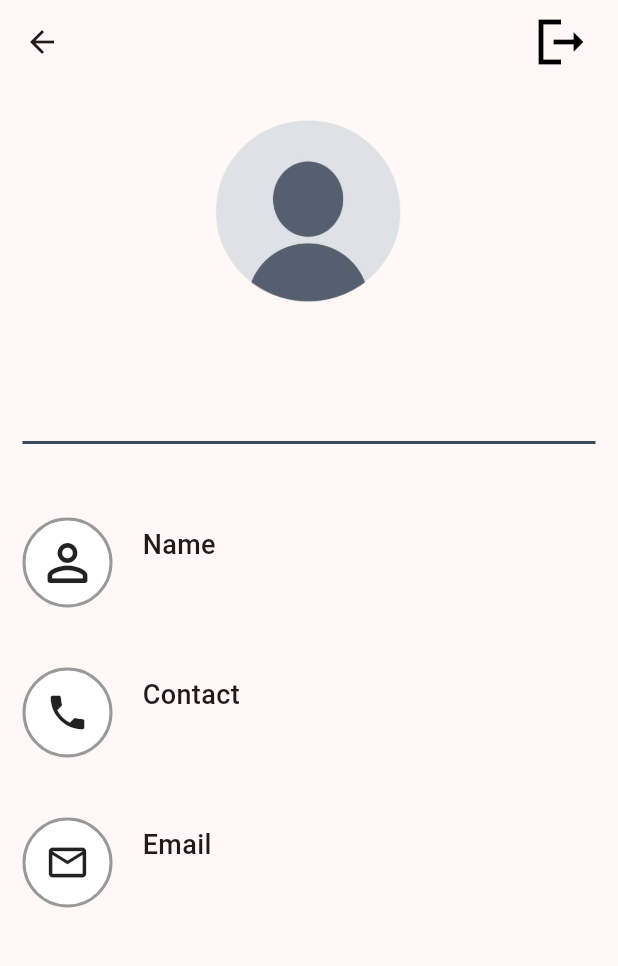
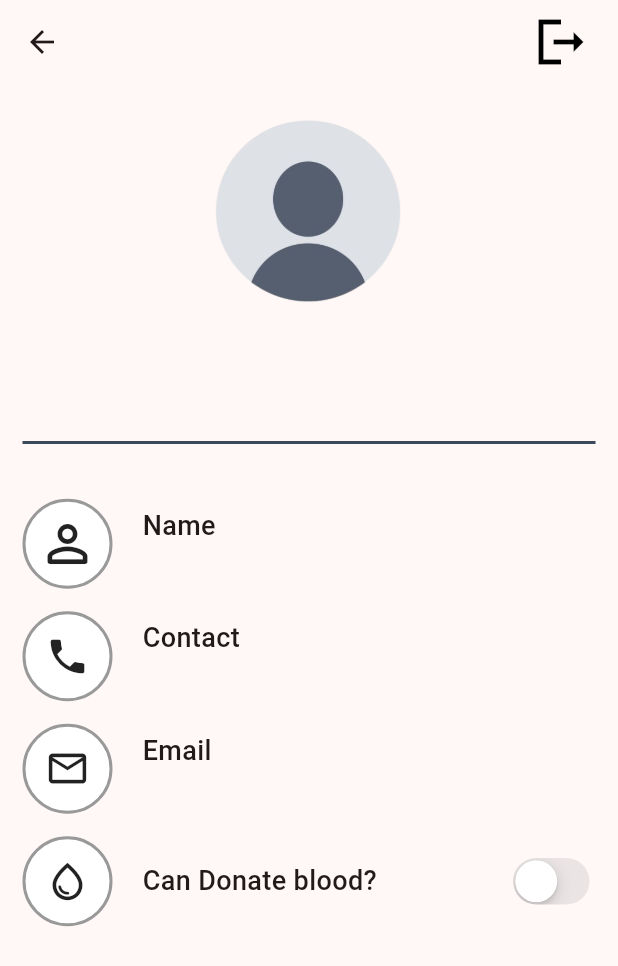
Before and after one commit to rohitbaing08/Bloodbank-Android, a Flutter app: the ProfileView screen opened directly, on a phone screen of 412 x 824 dp. Shown: the top 966 px of the screen. Run offline on Flutter 3.47's test engine with Material 3 defaults, Android fonts, the phone set to English and light mode, and no system bars; our stand-ins replace cloud_firestore, firebase_auth, firebase_core, fluttertoast, go_router, shared_preferences; accounts and stored records are empty.

Commit message:
Active donors functionality added

```diff
--- a/lib/main.dart
+++ b/lib/main.dart
@@ -4,6 +4,7 @@ import 'package:bloodbank_management/view_model/auth_view_model.dart';
 import 'package:bloodbank_management/view_model/bloodbank_view_model.dart';
 import 'package:bloodbank_management/view_model/camps_view_model.dart';
 import 'package:bloodbank_management/view_model/home_view_model.dart';
+import 'package:bloodbank_management/view_model/users_view_model.dart';
 import 'package:firebase_core/firebase_core.dart';
 import 'package:flutter/material.dart';
 import 'package:provider/provider.dart';
@@ -37,6 +38,9 @@ class MyApp extends StatelessWidget {
         ChangeNotifierProvider(
           create: (context) => CampsViewModel(),
         ),
+        ChangeNotifierProvider(
+          create: (context) => UserViewModel(),
+        )
       ],
       child: MaterialApp.router(
         debugShowCheckedModeBanner: false,
--- a/lib/models/user_model.dart
+++ b/lib/models/user_model.dart
@@ -10,6 +10,7 @@ class UserModel {
   final String email;
   final String username;
   final String password;
+  final bool canDonate;
 
   UserModel({
     required this.name,
@@ -23,6 +24,7 @@ class UserModel {
     required this.password,
     required this.id,
     required this.contact,
+    required this.canDonate,
   });
 
   factory UserModel.fromJson(Map<String, dynamic> json) {
@@ -38,7 +40,7 @@ class UserModel {
         email: json['email'],
         username: json['username'],
         password: json['password'],
-    );
+        canDonate: json['canDonate']);
   }
 
   Map<String, dynamic> toJson() {
@@ -54,6 +56,7 @@ class UserModel {
       'email': email,
       'username': username,
       'password': password,
+      'canDonate': canDonate
     };
   }
 }
--- a/lib/view/screens/profile_view.dart
+++ b/lib/view/screens/profile_view.dart
@@ -1,6 +1,10 @@
+import 'package:bloodbank_management/models/user_model.dart';
+import 'package:bloodbank_management/res/colors.dart';
 import 'package:bloodbank_management/res/routes_constant.dart';
 import 'package:bloodbank_management/view_model/home_view_model.dart';
+import 'package:cloud_firestore/cloud_firestore.dart';
 import 'package:firebase_auth/firebase_auth.dart';
+import 'package:flutter/cupertino.dart';
 import 'package:flutter/material.dart';
 import 'package:fluttertoast/fluttertoast.dart';
 import 'package:provider/provider.dart';
@@ -212,6 +216,84 @@ class _ProfileViewState extends State<ProfileView> {
                           )
                         ],
                       ),
+                      Row(
+                        children: [
+                          Container(
+                            height: 60,
+                            width: 60,
+                            decoration: BoxDecoration(
+                              shape: BoxShape.circle,
+                              color: Colors
+                                  .white, // Set the background color of the circular container to white
+                              border: Border.all(
+                                color: Colors.black.withOpacity(0.4),
+                                // Set the color of the border
+                                width: 2, // Set the width of the border
+                              ),
+                            ),
+                            child: const Icon(
+                              Icons.water_drop_outlined,
+                              size: 30,
+                            ),
+                          ),
+                          const SizedBox(width: 20),
+                          Expanded(
+                            child: Row(
+                              mainAxisAlignment: MainAxisAlignment.spaceBetween,
+                              children: [
+                                const Text(
+                                  'Can Donate blood?',
+                                  style: TextStyle(
+                                      fontSize: 18,
+                                      fontWeight: FontWeight.w500),
+                                ),
+                                StreamBuilder<QuerySnapshot>(
+                                    stream: FirebaseFirestore.instance
+                                        .collection('users')
+                                        .where('email',
+                                            isEqualTo: value.currentUser.email)
+                                        .snapshots(),
+                                    builder: (context, snapshot) {
+                                      if (snapshot.data != null) {
+                                        print(snapshot.data);
+                                        return CupertinoSwitch(
+                                            activeColor:
+                                                LightAppColors().seedColor,
+                                            value: value.currentUser.canDonate,
+                                            onChanged: (val) {
+                                              value.disableDonation(
+                                                  value.currentUser.id, val);
+                                              value.currentUser = UserModel(
+                                                  name: value.currentUser.name,
+                                                  address:
+                                                      value.currentUser.address,
+                                                  locality: value
+                                                      .currentUser.locality,
+                                                  age: value.currentUser.age,
+                                                  bloodgroup: value
+                                                      .currentUser.bloodgroup,
+                                                  adhaarNo: value
+                                                      .currentUser.adhaarNo,
+                                                  email:
+                                                      value.currentUser.email,
+                                                  username: value
+                                                      .currentUser.username,
+                                                  password: value
+                                                      .currentUser.password,
+                                                  id: value.currentUser.id,
+                                                  contact:
+                                                      value.currentUser.contact,
+                                                  canDonate: val);
+                                            });
+                                      } else {
+                                        return Container();
+                                      }
+                                    })
+                              ],
+                            ),
+                          )
+                        ],
+                      ),
                     ],
                   ),
                 ),
--- a/lib/view/screens/registration_form_screen.dart
+++ b/lib/view/screens/registration_form_screen.dart
@@ -198,7 +198,8 @@ class RegistrationForm extends StatelessWidget {
                             username: value.username,
                             password: value.password,
                             id: val.user!.uid,
-                            contact: contactController.text);
+                            contact: contactController.text,
+                            canDonate: false);
                         FirebaseFirestore.instance
                             .collection('/users')
                             .add(dataToSave.toJson());
```
Also changed, not shown: lib/view/components/donor_card.dart (+7 -10 lines), lib/view/components/receiver_card.dart (+8 -11 lines), lib/view/screens/donors_list_view.dart (+30 -54 lines), lib/view/screens/receivers_list_view.dart (+31 -55 lines), lib/view_model/home_view_model.dart (+38 -1 lines), lib/view_model/users_view_model.dart (added, +38 -0 lines). Lines whose indentation alone changed are shown as unchanged.
